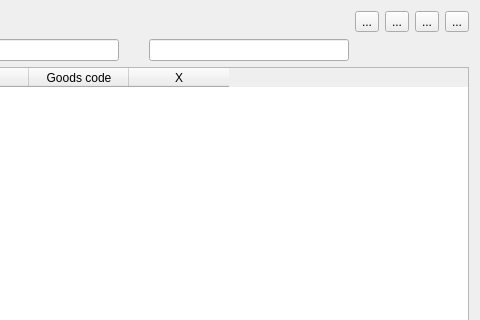
This is Shop/dlgmovement.ui in End1-1/Cafe5 as Qt 5 draws it before an edit; both pictures show x 583 to 1063 and y 0 to 320 of the 1063 by 720 pixel window. The edited form follows.
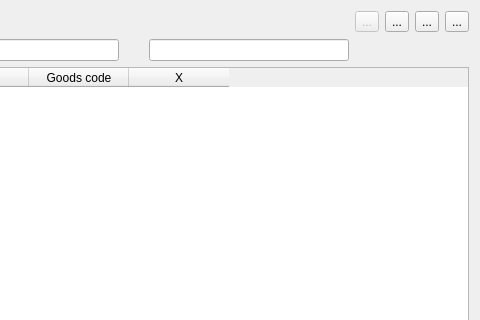
This is the edited form. Icons and pictures are not drawn. Custom widgets are drawn as their Qt base class.

```diff
--- a/Shop/dlgmovement.ui
+++ b/Shop/dlgmovement.ui
@@ -47,6 +47,9 @@
       </item>
       <item row="0" column="9">
        <widget class="QToolButton" name="btnSaveAndAccept">
+        <property name="enabled">
+         <bool>false</bool>
+        </property>
         <property name="focusPolicy">
          <enum>Qt::NoFocus</enum>
         </property>
```
